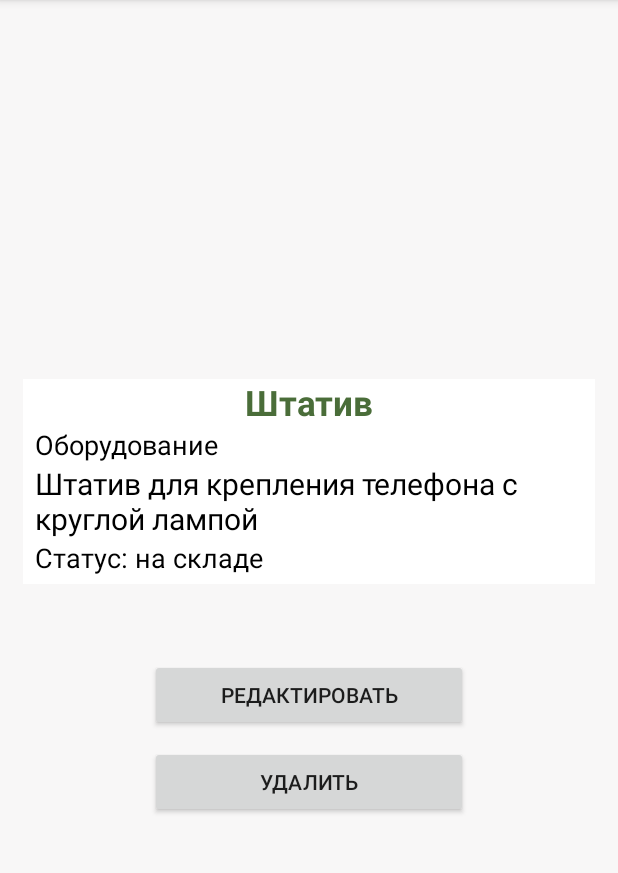
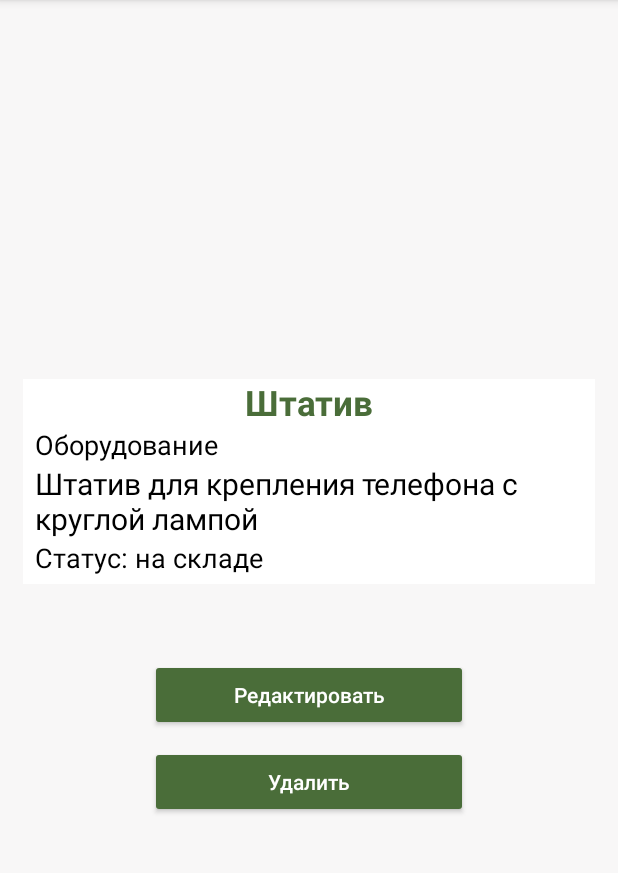
Before and after one commit to RusakovRodion/Rfid-mobile, an Android app: the screen it shows after launch (ObjectActivity), after a tap on "Штатив", on a phone screen of 412 x 824 dp, the part 84-957 px from its top. Run offline under Robolectric (Android 15) with nearby library versions, the phone set to English and light mode, and no system bars; 2 other taps on this screen came first.

Commit message:
Change buttons color, add view for mark without object

```diff
--- a/app/src/main/java/com/example/rfid_mobile/ObjectActivity.java
+++ b/app/src/main/java/com/example/rfid_mobile/ObjectActivity.java
@@ -72,7 +72,7 @@ public class ObjectActivity extends AppCompatActivity {
                         .setPositiveButton("Да", new DialogInterface.OnClickListener() {
                             @Override
                             public void onClick(DialogInterface dialogInterface, int i) {
-                                dialogInterface.cancel();
+                                finish();
                             }
                         }).setNegativeButton("Нет", new DialogInterface.OnClickListener() {
                     @Override
--- a/app/src/main/res/layout/activity_object.xml
+++ b/app/src/main/res/layout/activity_object.xml
@@ -28,6 +28,9 @@
         android:layout_marginTop="10dp"
         android:layout_marginEnd="100dp"
         android:text="Удалить"
+        android:backgroundTint="@color/green"
+        android:textAllCaps="false"
+        android:textColor="@color/white"
         app:layout_constraintEnd_toEndOf="parent"
         app:layout_constraintStart_toStartOf="parent"
         app:layout_constraintTop_toBottomOf="@+id/editObjectButton"
@@ -41,6 +44,9 @@
         android:layout_marginTop="50dp"
         android:layout_marginEnd="100dp"
         android:text="Редактировать"
+        android:backgroundTint="@color/green"
+        android:textAllCaps="false"
+        android:textColor="@color/white"
         app:layout_constraintEnd_toEndOf="parent"
         app:layout_constraintHorizontal_bias="1.0"
         app:layout_constraintStart_toStartOf="parent"
```
Also changed, not shown: app/src/main/res/layout/mark_without_object.xml (added, +39 -0 lines).
